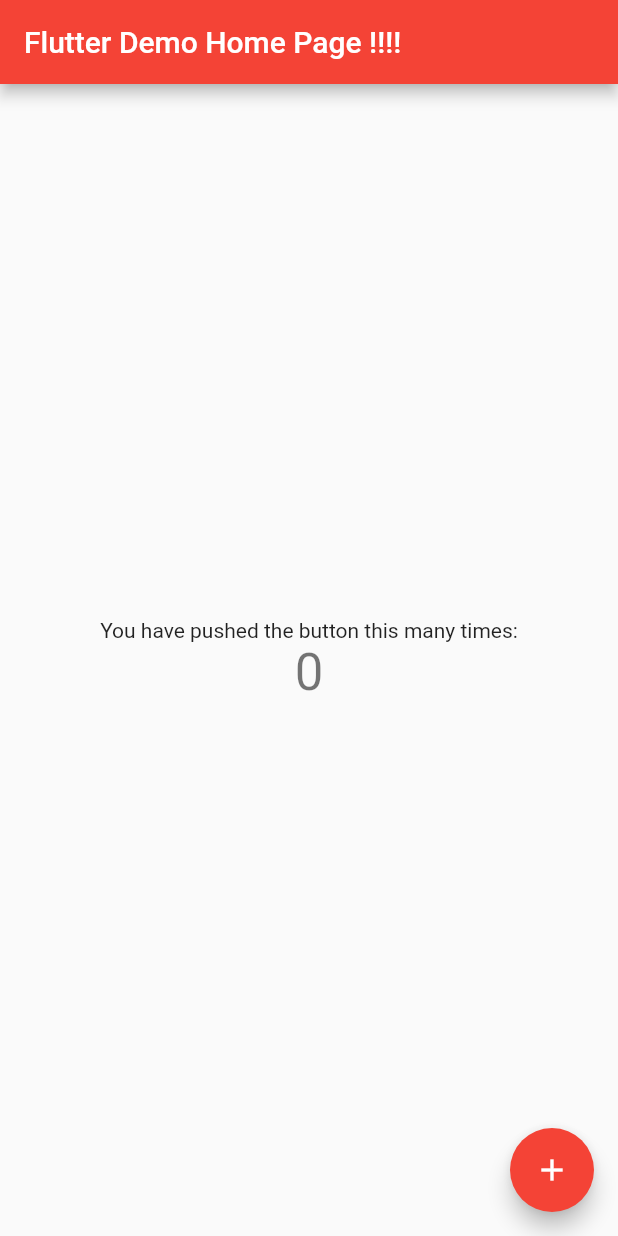
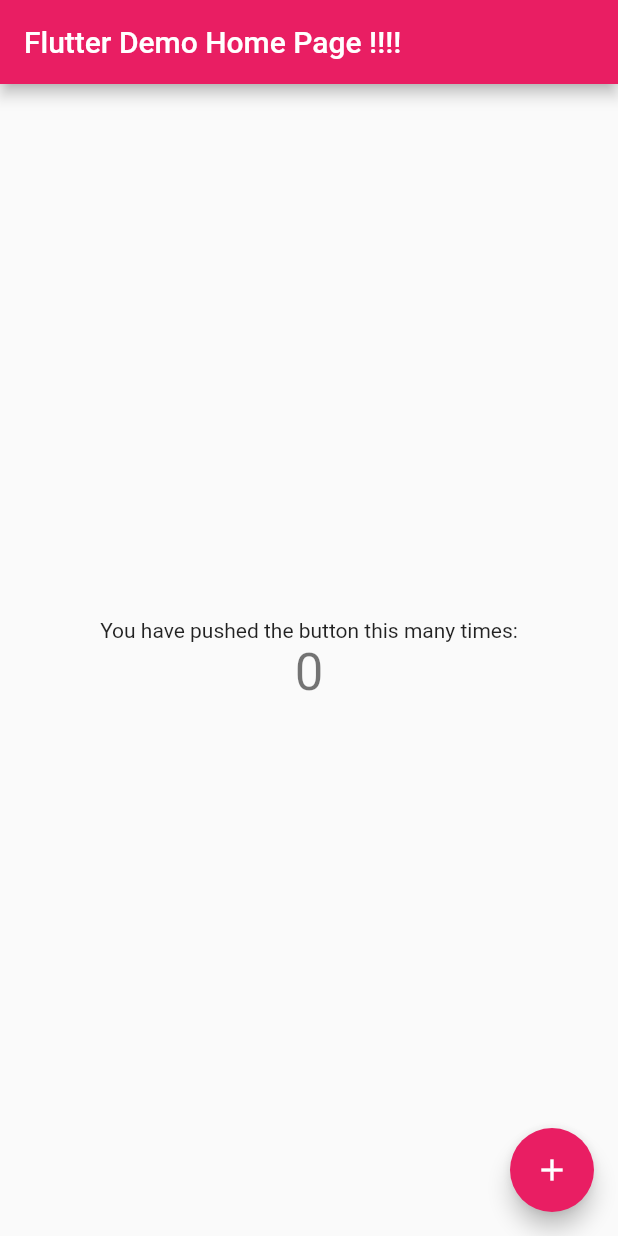
Before and after one commit to jdemorcy/motus, a Flutter app: the screen it shows after launch, on a phone screen of 412 x 824 dp. Run offline on Flutter 3.47's test engine with Material 2 defaults, Android fonts, the phone set to English and light mode, and no system bars.

Commit message:
Changed app color to pink

```diff
--- a/lib/main.dart
+++ b/lib/main.dart
@@ -22,7 +22,7 @@ class MyApp extends StatelessWidget {
         // or simply save your changes to "hot reload" in a Flutter IDE).
         // Notice that the counter didn't reset back to zero; the application
         // is not restarted.
-        primarySwatch: Colors.red,
+        primarySwatch: Colors.pink,
       ),
       home: const MyHomePage(title: 'Flutter Demo Home Page !!!!'),
     );
```
